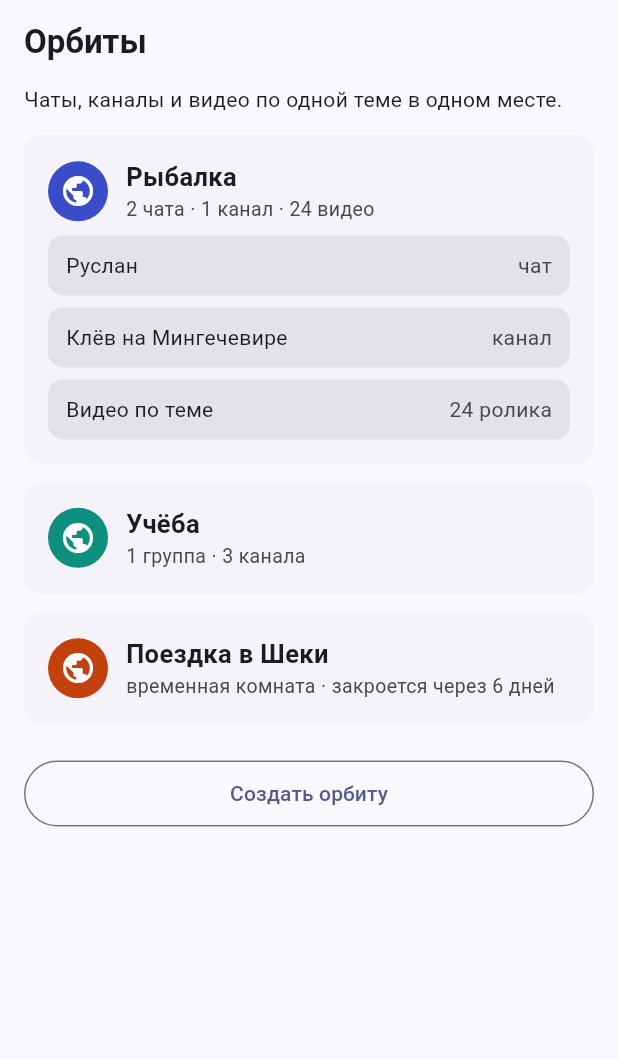
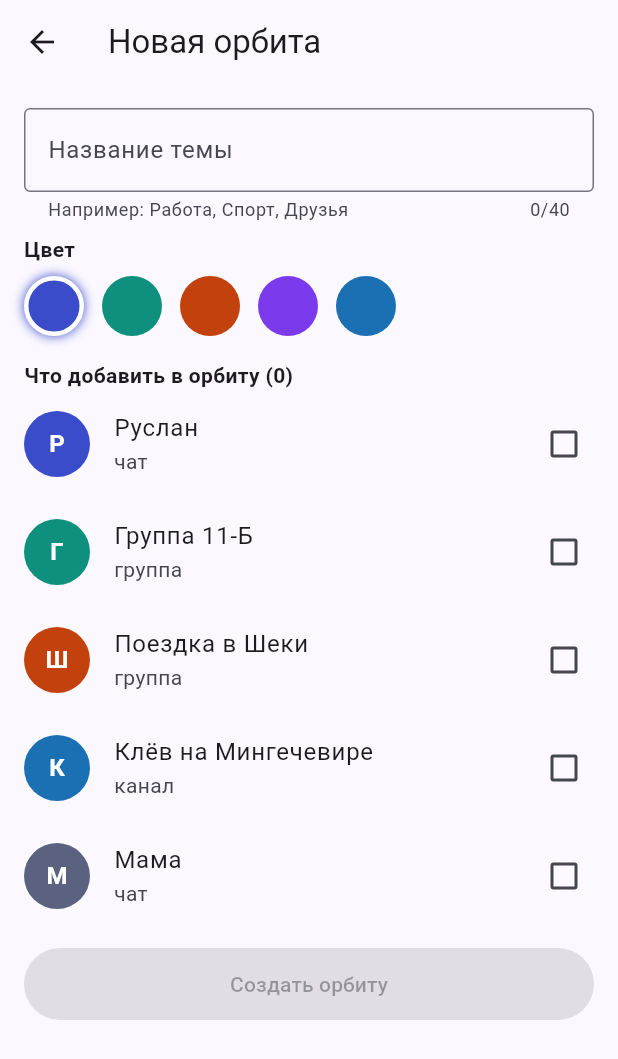
Before and after one commit to bavirbusiness-collab/Orbit, a Flutter app: the OrbitsPage screen opened directly, after a tap on "Создать орбиту", on a phone screen of 412 x 824 dp. Shown: the top 1059 px of the screen. Run offline on Flutter 3.47's test engine with Material 3 defaults, Android fonts, the phone set to English and light mode, and no system bars; our stand-ins replace shared_preferences; accounts and stored records are empty.

Commit message:
Орбиты: создание орбиты, список с чатами, фильтры на экране Чаты
Co-Authored-By: Claude Sonnet 5.5 <noreply@anthropic.com>
Claude-Session: https://claude.ai/code/session_01QG64jShU5yVGCmXyTevsHn

```diff
--- a/orbita_flutter/lib/main.dart
+++ b/orbita_flutter/lib/main.dart
@@ -89,6 +89,21 @@ class ChatItem {
 
 final chatsRevision = ValueNotifier<int>(0);
 
+class Orbit {
+  String name;
+  Color color;
+  List<String> items; // названия чатов, групп и каналов
+  Orbit(this.name, this.color, this.items);
+}
+
+final orbits = <Orbit>[
+  Orbit('Рыбалка', seed, ['Руслан', 'Клёв на Мингечевире']),
+  Orbit('Учёба', teal, ['Группа 11-Б']),
+  Orbit('Семья', rust, ['Мама']),
+];
+final orbitFilter = ValueNotifier<String?>(null); // выбранная орбита в списке чатов
+final orbitsRevision = ValueNotifier<int>(0);
+
 final chatItems = <ChatItem>[
   ChatItem('Руслан', 'Завтра на озеро в семь?', '11:42', 'Р', seed, 2),
   ChatItem('Группа 11-Б', 'Лейла: конспект уже в канале', '10:15', 'Г', teal, 0, true, ['Лейла', 'Рустам', 'Нигяр']),
@@ -116,16 +131,29 @@ class ChatsPage extends StatelessWidget {
           padding: const EdgeInsets.fromLTRB(16, 0, 16, 8),
           child: SearchBar(hintText: 'Поиск людей, чатов, видео', leading: const Icon(Icons.search), elevation: const WidgetStatePropertyAll(0)),
         ),
-        const Padding(
-          padding: EdgeInsets.symmetric(horizontal: 16),
+        Padding(
+          padding: const EdgeInsets.symmetric(horizontal: 16),
           child: Wrap(spacing: 8, children: [
-            Chip(label: Text('Все'), backgroundColor: seed, labelStyle: TextStyle(color: Colors.white)),
-            Chip(label: Text('Рыбалка')),
-            Chip(label: Text('Учёба')),
-            Chip(label: Text('Семья')),
+            ChoiceChip(
+              label: const Text('Все'),
+              selected: orbitFilter.value == null,
+              onSelected: (_) {
+                orbitFilter.value = null;
+                chatsRevision.value++;
+              },
+            ),
+            for (final o in orbits)
+              ChoiceChip(
+                label: Text(o.name),
+                selected: orbitFilter.value == o.name,
+                onSelected: (_) {
+                  orbitFilter.value = o.name;
+                  chatsRevision.value++;
+                },
+              ),
           ]),
         ),
-        for (final c in chatItems)
+        for (final c in chatItems.where((c) => orbitFilter.value == null || orbits.any((o) => o.name == orbitFilter.value && o.items.contains(c.name))))
           ListTile(
             leading: Avatar(c.initials, c.color),
             title: Text(c.name, style: const TextStyle(fontWeight: FontWeight.w600)),
@@ -945,8 +973,25 @@ class _StatusViewerState extends State<StatusViewer> with SingleTickerProviderSt
 class OrbitsPage extends StatelessWidget {
   const OrbitsPage({super.key});
 
-  Widget card(BuildContext context, Color color, String title, String sub, [List<(String, String)> items = const []]) {
+  ChatItem? find(String name) {
+    for (final c in chatItems) {
+      if (c.name == name) return c;
+    }
+    return null;
+  }
+
+  String kind(ChatItem c) => c.channel ? 'канал' : (c.group ? 'группа' : 'чат');
+
+  void open(BuildContext context, ChatItem c) => Navigator.push(
+        context,
+        MaterialPageRoute<void>(builder: (_) => c.channel ? ChannelPage(item: c) : ConversationPage(item: c)),
+      );
+
+  Widget card(BuildContext context, Orbit o) {
     final cs = Theme.of(context).colorScheme;
+    final found = [for (final n in o.items) if (find(n) != null) find(n)!];
+    final chats = found.where((c) => !c.channel).length;
+    final channels = found.where((c) => c.channel).length;
     return Card(
       elevation: 0,
       color: cs.surfaceContainerLow,
@@ -955,19 +1000,37 @@ class OrbitsPage extends StatelessWidget {
         padding: const EdgeInsets.all(16),
         child: Column(crossAxisAlignment: CrossAxisAlignment.start, children: [
           Row(children: [
-            CircleAvatar(backgroundColor: color, child: const Icon(Icons.public, color: Colors.white)),
+            CircleAvatar(backgroundColor: o.color, child: const Icon(Icons.public, color: Colors.white)),
             const SizedBox(width: 12),
-            Expanded(child: Column(crossAxisAlignment: CrossAxisAlignment.start, children: [
-              Text(title, style: const TextStyle(fontSize: 17, fontWeight: FontWeight.w600)),
-              Text(sub, style: TextStyle(fontSize: 13, color: cs.onSurfaceVariant)),
-            ])),
+            Expanded(
+              child: Column(crossAxisAlignment: CrossAxisAlignment.start, children: [
+                Text(o.name, style: const TextStyle(fontSize: 17, fontWeight: FontWeight.w600)),
+                Text('$chats чатов · $channels каналов', style: TextStyle(fontSize: 13, color: cs.onSurfaceVariant)),
               ]),
-          for (final it in items)
-            Container(
+            ),
+            PopupMenuButton<String>(
+              onSelected: (v) {
+                if (v == 'del') {
+                  orbits.remove(o);
+                  if (orbitFilter.value == o.name) orbitFilter.value = null;
+                  orbitsRevision.value++;
+                  chatsRevision.value++;
+                }
+              },
+              itemBuilder: (_) => const [PopupMenuItem(value: 'del', child: Text('Удалить орбиту'))],
+            ),
+          ]),
+          if (found.isEmpty) Padding(padding: const EdgeInsets.only(top: 8), child: Text('В орбите пока пусто', style: TextStyle(color: cs.onSurfaceVariant))),
+          for (final c in found)
+            InkWell(
+              borderRadius: BorderRadius.circular(10),
+              onTap: () => open(context, c),
+              child: Container(
                 margin: const EdgeInsets.only(top: 8),
                 padding: const EdgeInsets.symmetric(horizontal: 12, vertical: 10),
                 decoration: BoxDecoration(color: cs.surfaceContainerHighest, borderRadius: BorderRadius.circular(10)),
-              child: Row(mainAxisAlignment: MainAxisAlignment.spaceBetween, children: [Text(it.$1), Text(it.$2, style: TextStyle(color: cs.onSurfaceVariant))]),
+                child: Row(mainAxisAlignment: MainAxisAlignment.spaceBetween, children: [Text(c.name), Text(kind(c), style: TextStyle(color: cs.onSurfaceVariant))]),
+              ),
             ),
         ]),
       ),
@@ -976,20 +1039,96 @@ class OrbitsPage extends StatelessWidget {
 
   @override
   Widget build(BuildContext context) {
-    return Scaffold(
+    return ValueListenableBuilder<int>(
+      valueListenable: orbitsRevision,
+      builder: (context, _, __) => Scaffold(
         appBar: AppBar(title: const Text('Орбиты', style: TextStyle(fontWeight: FontWeight.bold))),
         body: ListView(children: [
           const Padding(
             padding: EdgeInsets.fromLTRB(16, 0, 16, 8),
-          child: Text('Чаты, каналы и видео по одной теме в одном месте.'),
+            child: Text('Чаты, группы и каналы по одной теме в одном месте. Орбиту можно выбрать как фильтр на экране «Чаты».'),
           ),
-        card(context, seed, 'Рыбалка', '2 чата · 1 канал · 24 видео', const [('Руслан', 'чат'), ('Клёв на Мингечевире', 'канал'), ('Видео по теме', '24 ролика')]),
-        card(context, teal, 'Учёба', '1 группа · 3 канала'),
-        card(context, rust, 'Поездка в Шеки', 'временная комната · закроется через 6 дней'),
+          for (final o in orbits) card(context, o),
           Padding(
             padding: const EdgeInsets.all(16),
-          child: OutlinedButton(onPressed: () {}, child: const Padding(padding: EdgeInsets.all(12), child: Text('Создать орбиту'))),
+            child: OutlinedButton(
+              onPressed: () => Navigator.push(context, MaterialPageRoute<void>(builder: (_) => const NewOrbitPage())),
+              child: const Padding(padding: EdgeInsets.all(12), child: Text('Создать орбиту')),
             ),
+          ),
+        ]),
+      ),
+    );
+  }
+}
+
+class NewOrbitPage extends StatefulWidget {
+  const NewOrbitPage({super.key});
+  @override
+  State<NewOrbitPage> createState() => _NewOrbitPageState();
+}
+
+class _NewOrbitPageState extends State<NewOrbitPage> {
+  static const palette = [seed, teal, rust, Color(0xFF7C3AED), Color(0xFF1B6FB3)];
+  final name = TextEditingController();
+  Color color = seed;
+  final picked = <String>{};
+
+  @override
+  void dispose() {
+    name.dispose();
+    super.dispose();
+  }
+
+  bool get valid => name.text.trim().isNotEmpty && !orbits.any((o) => o.name.toLowerCase() == name.text.trim().toLowerCase());
+
+  void create() {
+    orbits.add(Orbit(name.text.trim(), color, picked.toList()));
+    orbitsRevision.value++;
+    chatsRevision.value++;
+    Navigator.pop(context);
+  }
+
+  @override
+  Widget build(BuildContext context) {
+    final taken = name.text.trim().isNotEmpty && !valid;
+    return Scaffold(
+      appBar: AppBar(title: const Text('Новая орбита')),
+      body: ListView(padding: const EdgeInsets.all(16), children: [
+        TextField(
+          controller: name,
+          maxLength: 40,
+          onChanged: (_) => setState(() {}),
+          decoration: InputDecoration(labelText: 'Название темы', helperText: 'Например: Работа, Спорт, Друзья', errorText: taken ? 'Такая орбита уже есть' : null, border: const OutlineInputBorder()),
+        ),
+        const SizedBox(height: 8),
+        const Text('Цвет', style: TextStyle(fontWeight: FontWeight.w600)),
+        const SizedBox(height: 8),
+        Row(children: [
+          for (final c in palette)
+            GestureDetector(
+              onTap: () => setState(() => color = c),
+              child: Container(
+                margin: const EdgeInsets.only(right: 12),
+                width: 40,
+                height: 40,
+                decoration: BoxDecoration(color: c, shape: BoxShape.circle, border: Border.all(color: color == c ? Colors.white : Colors.transparent, width: 3), boxShadow: color == c ? [BoxShadow(color: c, blurRadius: 6)] : null),
+              ),
+            ),
+        ]),
+        const SizedBox(height: 16),
+        Text('Что добавить в орбиту (${picked.length})', style: const TextStyle(fontWeight: FontWeight.w600)),
+        for (final c in chatItems)
+          CheckboxListTile(
+            contentPadding: EdgeInsets.zero,
+            secondary: Avatar(c.initials, c.color, size: 44),
+            title: Text(c.name),
+            subtitle: Text(c.channel ? 'канал' : (c.group ? 'группа' : 'чат')),
+            value: picked.contains(c.name),
+            onChanged: (v) => setState(() => v == true ? picked.add(c.name) : picked.remove(c.name)),
+          ),
+        const SizedBox(height: 12),
+        FilledButton(onPressed: valid ? create : null, child: const Padding(padding: EdgeInsets.all(14), child: Text('Создать орбиту'))),
       ]),
     );
   }
```
Lines whose indentation alone changed are shown as unchanged.
